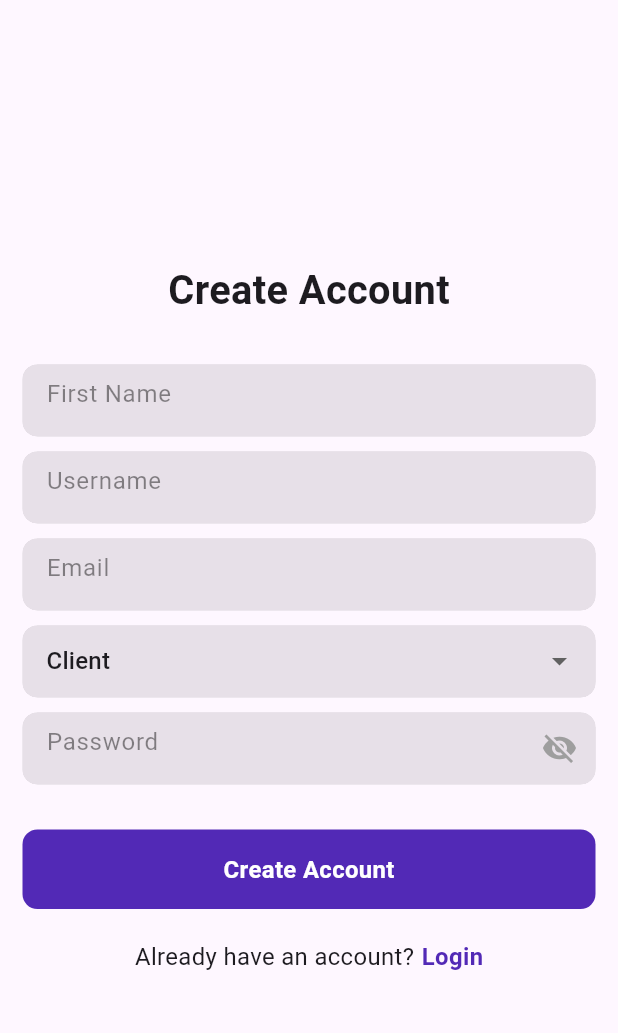
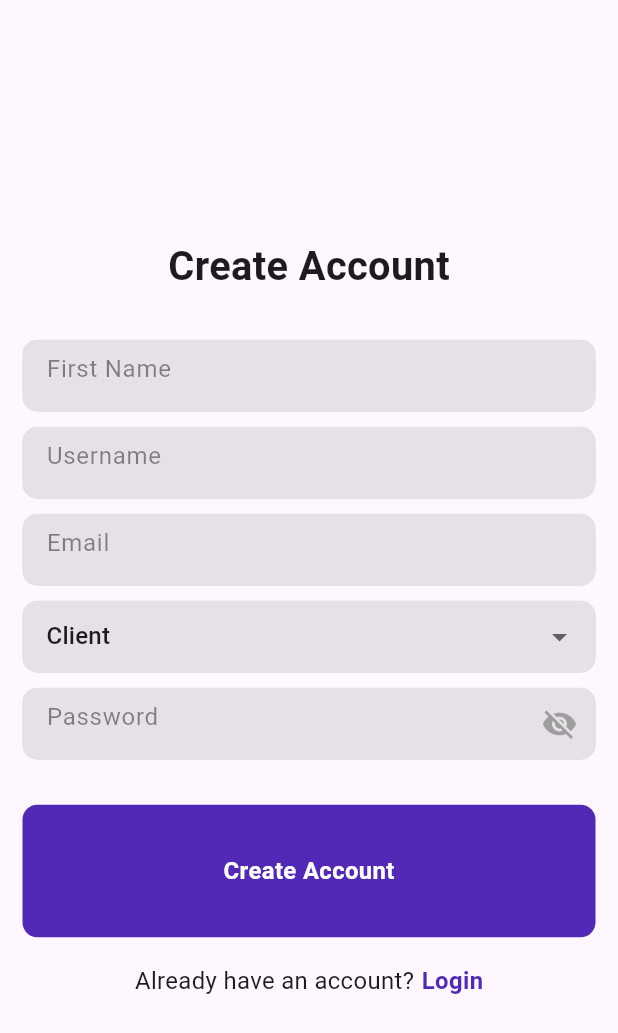
Before and after one commit to Atinuke-Manuels/WTF_CAPSTONE_PROJECT, a Flutter app: the RegisterPage screen opened by its route, after a tap on "A Client", on a phone screen of 412 x 824 dp. Shown: the top 1033 px of the screen. Run offline on Flutter 3.47's test engine with Material 3 defaults, Android fonts, the light colour scheme and no system bars; our stand-ins replace animated_splash_screen, bloc, cloud_firestore, equatable, firebase_auth, firebase_core and 6 more; accounts and stored records are empty; network calls fail.

Commit message:
Adjusted the screens as per the design

```diff
--- a/lib/features/firebase_auth_implementation/firebase_auth_services.dart
+++ b/lib/features/firebase_auth_implementation/firebase_auth_services.dart
@@ -30,6 +30,7 @@ class FirebaseAuthService {
 
 
   Future<User?> signInWithEmailAndPassword(String email, String password) async {
+    FirebaseAuth _auth = FirebaseAuth.instance;
 
     try {
       UserCredential credential =await _auth.signInWithEmailAndPassword(email: email, password: password);
--- a/lib/features/home/pages/home.dart
+++ b/lib/features/home/pages/home.dart
@@ -39,6 +39,10 @@ class _HomeState extends State<Home> {
     }
   }
 
+  Future<void> _signOut() async {
+    await FirebaseAuth.instance.signOut();
+  }
+
   @override
   Widget build(BuildContext context) {
     return Scaffold(
@@ -51,7 +55,7 @@ class _HomeState extends State<Home> {
 
               TextButton(
                 onPressed: () {
-                  FirebaseAuth.instance.signOut();
+                  _signOut();
                   Navigator.pushAndRemoveUntil(
                     context,
                     MaterialPageRoute(builder: (context) => LoginPage()),
--- a/lib/features/registration/signup/pages/register_page.dart
+++ b/lib/features/registration/signup/pages/register_page.dart
@@ -12,6 +12,8 @@ class RegisterPage extends StatelessWidget {
     return SafeArea(
         child: Scaffold(
       body: Center(
+        child: SingleChildScrollView(
+          reverse: false,
           child: Padding(
             padding: const EdgeInsets.symmetric(horizontal: 16),
             child: Column(
@@ -60,6 +62,7 @@ class RegisterPage extends StatelessWidget {
             ),
           ),
         ),
+      ),
     ));
   }
 }
--- a/lib/features/registration/signup/pages/sign_up_page.dart
+++ b/lib/features/registration/signup/pages/sign_up_page.dart
@@ -2,6 +2,7 @@ import 'package:firebase_auth/firebase_auth.dart';
 import 'package:flutter/material.dart';
 import 'package:flutter_screenutil/flutter_screenutil.dart';
 
+import '../../../../global/common/toast.dart';
 import '../../signin/pages/login_page.dart';
 
 import '../widgets/drop_down_container.dart';
@@ -56,7 +57,8 @@ class _SignUpPageState extends State<SignUpPage> {
               children: [
                 Text(
                   "Create Account",
-                  style: TextStyle(fontSize: 30.sp, fontWeight: FontWeight.bold),
+                  style: TextStyle(
+                      fontSize: 30.sp, fontWeight: FontWeight.bold),
                 ),
                 SizedBox(height: 30),
                 FormContainerWidget(
@@ -97,9 +99,11 @@ class _SignUpPageState extends State<SignUpPage> {
                   onTap: _signUp,
                   child: Container(
                     width: double.infinity,
-                    height: 60.h,
+                    height: 100.h,
                     decoration: BoxDecoration(
-                      color: Theme.of(context).primaryColor,
+                      color: Theme
+                          .of(context)
+                          .primaryColor,
                       borderRadius: BorderRadius.circular(10),
                     ),
                     child: Center(
@@ -108,19 +112,20 @@ class _SignUpPageState extends State<SignUpPage> {
                           : Text(
                         "Create Account",
                         style: TextStyle(
-                            color: Colors.white,
-                            fontWeight: FontWeight.bold,
-                            fontSize: 18.sp,
+                          color: Colors.white,
+                          fontWeight: FontWeight.bold,
+                          fontSize: 18.sp,
                         ),
                       ),
                     ),
                   ),
                 ),
-                SizedBox(height: 20),
+                SizedBox(height: 20.h),
                 Row(
                   mainAxisAlignment: MainAxisAlignment.center,
                   children: [
-                    Text("Already have an account?", style: TextStyle(fontSize: 18.sp),),
+                    Text("Already have an account?",
+                      style: TextStyle(fontSize: 18.sp),),
                     SizedBox(width: 5),
                     GestureDetector(
                       onTap: () {
@@ -133,7 +138,9 @@ class _SignUpPageState extends State<SignUpPage> {
                       child: Text(
                         "Login",
                         style: TextStyle(
-                            color: Theme.of(context).primaryColor,
+                            color: Theme
+                                .of(context)
+                                .primaryColor,
                             fontWeight: FontWeight.bold, fontSize: 18.sp),
                       ),
                     )
@@ -157,17 +164,22 @@ class _SignUpPageState extends State<SignUpPage> {
     String email = _emailController.text;
     String password = _passwordController.text;
 
-    // Now you have access to _selectedRole to include it in your signUp method
-    // For demonstration purposes, I'm passing it as a String. You can modify
-    // your signUp method accordingly.
-    User? user = await _authentication.signUp(firstname, username, email, password, _selectedRole.toString());
+    // Check if the selected role is either "Client" or "Agent"
+    if (_selectedRole != null && (_selectedRole == Role.client || _selectedRole == Role.agent)) {
+      // Now you have access to _selectedRole to include it in your signUp method
+      User? user = await _authentication.signUp(
+          firstname, username, email, password, _selectedRole.toString());
 
+      if (user != null) {
+        Navigator.pushNamed(context, "/LoginPage");
+      }
+    } else {
+      // Handle the case where "Select Role" option is chosen or an invalid role is selected
+      // For example, display an error message or take appropriate action
+      showToast(message: 'Please select a valid role (Client or Agent).');
+    }
     setState(() {
       isSigningUp = false;
     });
-
-    if (user != null) {
-      Navigator.pushNamed(context, "/LoginPage");
-    }
   }
 }
--- a/lib/features/registration/signup/widgets/drop_down_container.dart
+++ b/lib/features/registration/signup/widgets/drop_down_container.dart
@@ -42,15 +42,13 @@ class _DropDownContainerWidgetState extends State<DropDownContainerWidget> {
         },
         items: [
           DropdownMenuItem(
-            value: null,
-            child: Text("Select Role"), // Placeholder text
+            value: Role.client, // Set default role as Client
+            child: Text('Client'),
           ),
-          ...Role.values.map((Role role) {
-            return DropdownMenuItem<Role>(
-              value: role,
-              child: Text(role == Role.client ? 'Client' : 'Agent'),
-            );
-          }).toList(),
+          DropdownMenuItem(
+            value: Role.agent,
+            child: Text('Agent'),
+          ),
         ],
         decoration: InputDecoration(
           border: InputBorder.none,
```
Also changed, not shown: lib/agent/agent_home/pages/agent_home_page.dart (+6 -1 lines), lib/features/registration/signin/pages/login_page.dart (+59 -21 lines). Lines whose indentation alone changed are shown as unchanged.
